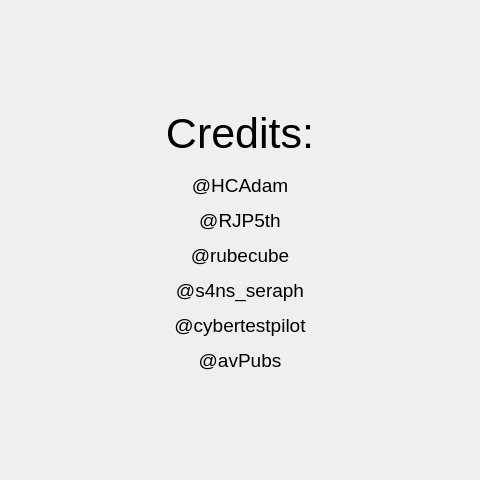
Above: software/winglet-gui/winglet-ui/window/credits.ui from AerospaceVillage/avBadge_2024 before the change. Below: the same form after it.
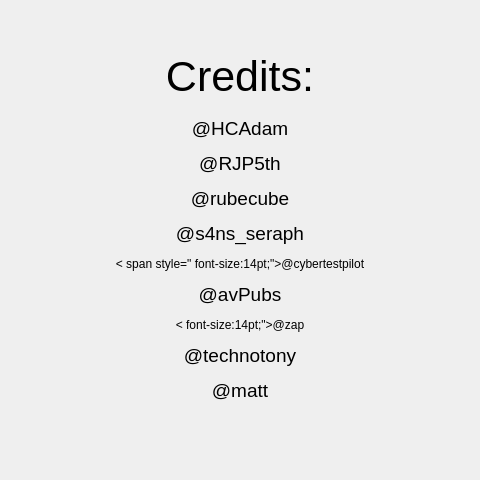
That is the form after the change.

The edit to the form file:
```diff
--- a/software/winglet-gui/winglet-ui/window/credits.ui
+++ b/software/winglet-gui/winglet-ui/window/credits.ui
@@ -67,7 +67,7 @@
    <item>
     <widget class="QLabel" name="label">
      <property name="text">
-      <string>&lt;html&gt;&lt;head/&gt;&lt;body&gt;&lt;p&gt;&lt;span style=&quot; font-size:14pt;&quot;&gt;@HCAdam&lt;/span&gt;&lt;/p&gt;&lt;p&gt;&lt;span style=&quot; font-size:14pt;&quot;&gt;@RJP5th&lt;/span&gt;&lt;/p&gt;&lt;p&gt;&lt;span style=&quot; font-size:14pt;&quot;&gt;@rubecube&lt;/span&gt;&lt;/p&gt;&lt;p&gt;&lt;span style=&quot; font-size:14pt;&quot;&gt;@s4ns_seraph&lt;/span&gt;&lt;/p&gt;&lt;p&gt;&lt;span style=&quot; font-size:14pt;&quot;&gt;@cybertestpilot&lt;/span&gt;&lt;/p&gt;&lt;p&gt;&lt;span style=&quot; font-size:14pt;&quot;&gt;@avPubs&lt;/span&gt;&lt;/p&gt;&lt;/body&gt;&lt;/html&gt;</string>
+      <string>&lt;html&gt;&lt;head/&gt;&lt;body&gt;&lt;p&gt;&lt;span style=&quot; font-size:14pt;&quot;&gt;@HCAdam&lt;/span&gt;&lt;/p&gt;&lt;p&gt;&lt;span style=&quot; font-size:14pt;&quot;&gt;@RJP5th&lt;/span&gt;&lt;/p&gt;&lt;p&gt;&lt;span style=&quot; font-size:14pt;&quot;&gt;@rubecube&lt;/span&gt;&lt;/p&gt;&lt;p&gt;&lt;span style=&quot; font-size:14pt;&quot;&gt;@s4ns_seraph&lt;/span&gt;&lt;/p&gt;&lt;p&gt;&lt; span style=&quot; font-size:14pt;&quot;&gt;@cybertestpilot&lt;/span&gt;&lt;/p&gt;&lt;p&gt;&lt;span style=&quot; font-size:14pt;&quot;&gt;@avPubs&lt;/span&gt;&lt;/p&gt;&lt; font-size:14pt;&quot;&gt;@zap&lt;/span&gt;&lt;/p&gt;&lt;p&gt;&lt;span style=&quot; font-size:14pt;&quot;&gt;@technotony&lt;/span&gt;&lt;/p&gt;&lt;p&gt;&lt;span style=&quot;font-size:14pt;&quot;&gt;@matt&lt;/span&gt;&lt;/p&gt;&lt;p&gt;&lt;span style=&quot;/body&gt;&lt;/html&gt;</string>
      </property>
      <property name="alignment">
       <set>Qt::AlignCenter</set>
```
